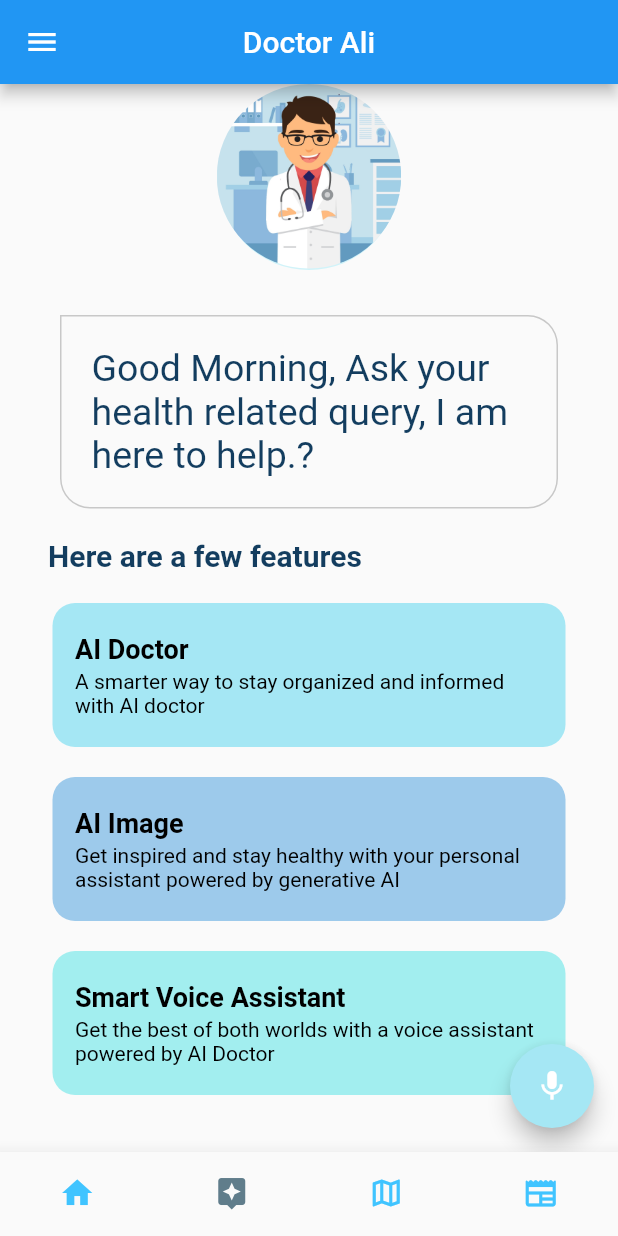
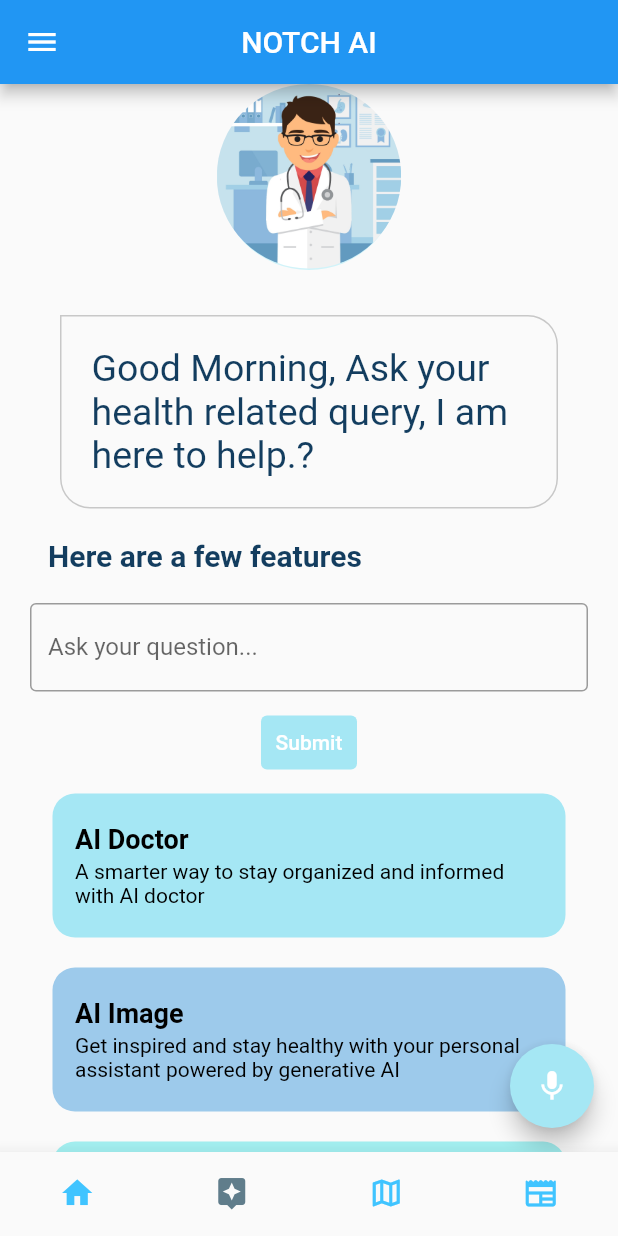
Before and after one commit to nnam-droid12/notchAI-frontend, a Flutter app: the screen it shows after launch, item 2 of the bottom bar chosen, on a phone screen of 412 x 824 dp. Run offline on Flutter 3.47's test engine with Material 2 defaults, Android fonts, the phone set to English and light mode, and no system bars; our stand-ins replace animate_do, flutter_svg, flutter_tts, gap, google_fonts, google_maps_flutter and 2 more; Roboto replaces fonts that are missing (Cera Pro).

Commit message:
edit and fix incorrect text

```diff
--- a/lib/screens/ai_doctor.dart
+++ b/lib/screens/ai_doctor.dart
@@ -1,4 +1,3 @@
-
 import 'package:notchai_frontend/screens/feature_item.dart';
 import 'package:notchai_frontend/screens/huggingfaceapi_service.dart';
 import 'package:notchai_frontend/utils/app_styles.dart';
@@ -24,6 +23,7 @@ class _AiDoctorState extends State<AiDoctor> {
   String? generatedImageUrl;
   int start = 200;
   int delay = 200;
+  TextEditingController questionController = TextEditingController();
 
   @override
   void initState() {
@@ -74,7 +74,7 @@ class _AiDoctorState extends State<AiDoctor> {
     return Scaffold(
       appBar: AppBar(
         title: BounceInDown(
-          child: const Text('Doctor Ali'),
+          child: const Text('NOTCH AI'),
         ),
         leading: const Icon(Icons.menu),
         centerTitle: true,
@@ -82,7 +82,6 @@ class _AiDoctorState extends State<AiDoctor> {
       body: SingleChildScrollView(
         child: Column(
           children: [
-            // virtual assistant picture
             ZoomIn(
               child: Stack(
                 children: [
@@ -111,7 +110,6 @@ class _AiDoctorState extends State<AiDoctor> {
                 ],
               ),
             ),
-            // chat bubble
             FadeInRight(
               child: Visibility(
                 visible: generatedImageUrl == null,
@@ -174,10 +172,39 @@ class _AiDoctorState extends State<AiDoctor> {
                 ),
               ),
             ),
-            // features list
+            Padding(
+              padding: const EdgeInsets.symmetric(horizontal: 20, vertical: 10),
+              child: TextField(
+                controller: questionController,
+                decoration: const InputDecoration(
+                  border: OutlineInputBorder(),
+                  labelText: 'Ask your question...',
+                ),
+              ),
+            ),
             Visibility(
               visible: generatedContent == null && generatedImageUrl == null,
-              child: Column(
+              child: TextButton(
+                onPressed: () async {
+                  final userQuestion = questionController.text;
+                  if (userQuestion.isNotEmpty) {
+                    final answer =
+                        await openAIService.isArtPromptAPI(userQuestion);
+                    setState(() {
+                      generatedContent = answer;
+                      generatedImageUrl = null;
+                    });
+                    await systemSpeak(answer);
+                  }
+                },
+                style: TextButton.styleFrom(
+                  foregroundColor: Colors.white,
+                  backgroundColor: Styles.firstSuggestionBoxColor,
+                ),
+                child: const Text('Submit'),
+              ),
+            ),
+            Column(
               children: [
                 SlideInLeft(
                   delay: Duration(milliseconds: start),
@@ -208,7 +235,6 @@ class _AiDoctorState extends State<AiDoctor> {
                 ),
               ],
             ),
-            )
           ],
         ),
       ),
--- a/lib/screens/api_secrets.dart
+++ b/lib/screens/api_secrets.dart
@@ -1 +1,4 @@
-const stableDiffusionModelAPIKey = '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';
+const stableDiffusionModelAPIKey =
+    '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';
+
+//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
```
Lines whose indentation alone changed are shown as unchanged.
